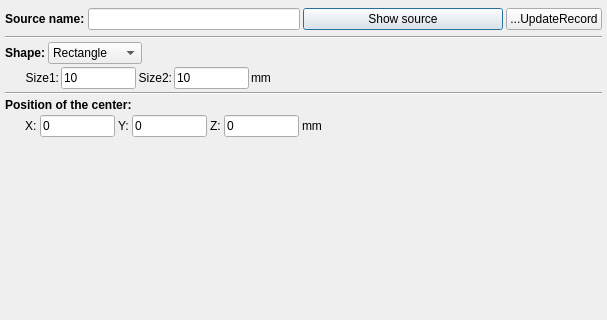
Above: ants3bundle/src/ants3/gui/particleSim/aparticlesourcedialog_ecomug.ui from andrmor/ANTS3bundle before the change; both pictures show x 0 to 607 and y 0 to 320 of the 607 by 669 pixel window. Below: the same form after it.
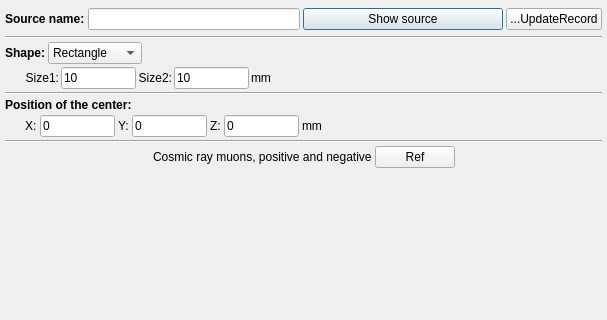
That is the form after the change.

What changed in the file:
```diff
--- a/ants3bundle/src/ants3/gui/particleSim/aparticlesourcedialog_ecomug.ui
+++ b/ants3bundle/src/ants3/gui/particleSim/aparticlesourcedialog_ecomug.ui
@@ -373,6 +373,68 @@
      </item>
     </layout>
    </item>
+   <item>
+    <widget class="Line" name="line_2">
+     <property name="orientation">
+      <enum>Qt::Orientation::Horizontal</enum>
+     </property>
+    </widget>
+   </item>
+   <item>
+    <layout class="QHBoxLayout" name="horizontalLayout">
+     <property name="topMargin">
+      <number>0</number>
+     </property>
+     <item>
+      <spacer name="horizontalSpacer">
+       <property name="orientation">
+        <enum>Qt::Orientation::Horizontal</enum>
+       </property>
+       <property name="sizeHint" stdset="0">
+        <size>
+         <width>40</width>
+         <height>20</height>
+        </size>
+       </property>
+      </spacer>
+     </item>
+     <item>
+      <widget class="QLabel" name="label_2">
+       <property name="font">
+        <font>
+         <fontweight>Medium</fontweight>
+        </font>
+       </property>
+       <property name="text">
+        <string>Cosmic ray muons, positive and negative</string>
+       </property>
+       <property name="alignment">
+        <set>Qt::AlignmentFlag::AlignLeading|Qt::AlignmentFlag::AlignLeft|Qt::AlignmentFlag::AlignVCenter</set>
+       </property>
+      </widget>
+     </item>
+     <item>
+      <widget class="QPushButton" name="pbRef">
+       <property name="text">
+        <string>Ref</string>
+       </property>
+      </widget>
+     </item>
+     <item>
+      <spacer name="horizontalSpacer_3">
+       <property name="orientation">
+        <enum>Qt::Orientation::Horizontal</enum>
+       </property>
+       <property name="sizeHint" stdset="0">
+        <size>
+         <width>40</width>
+         <height>20</height>
+        </size>
+       </property>
+      </spacer>
+     </item>
+    </layout>
+   </item>
    <item>
     <spacer name="verticalSpacer">
      <property name="orientation">
```
